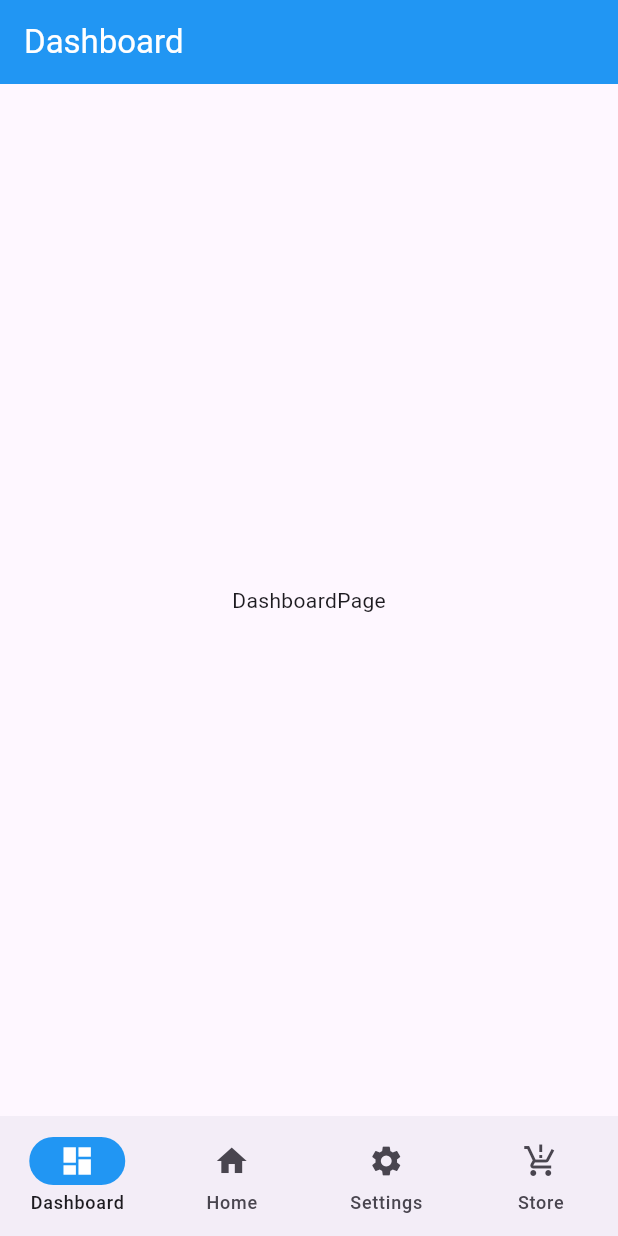
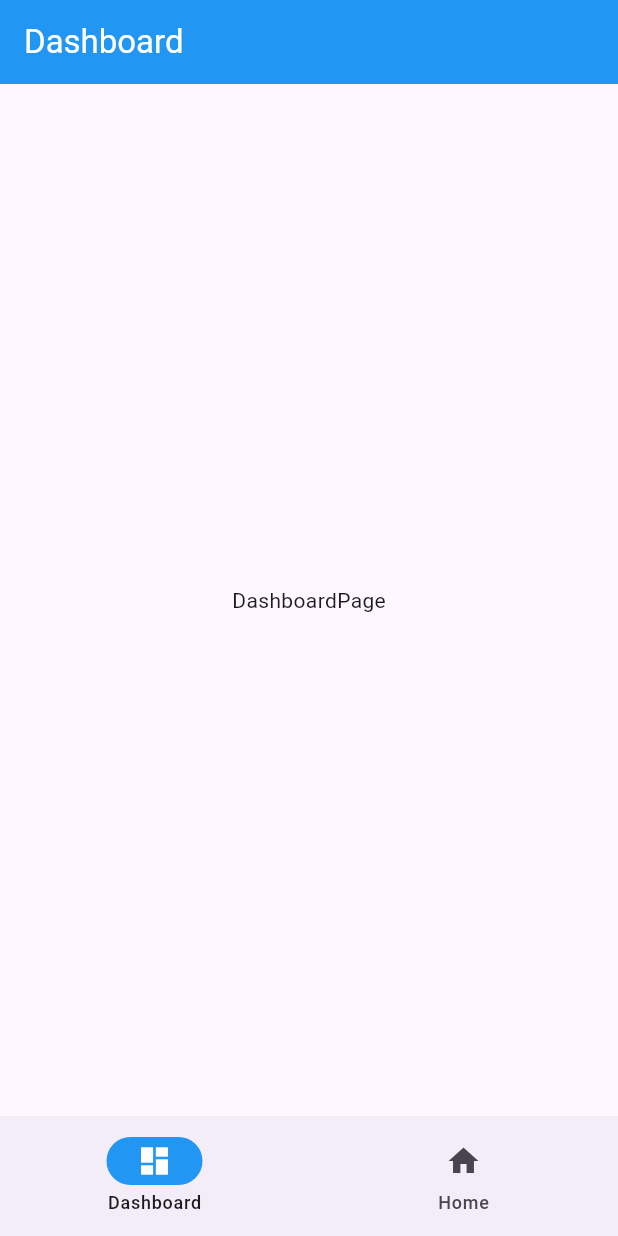
Before and after one commit to ramosramosramos/flutter-starter-kit-Ramos, a Flutter app: the screen it shows after launch, on a phone screen of 412 x 824 dp. Run offline on Flutter 3.47's test engine with Material 3 defaults, Android fonts, the phone set to English and light mode, and no system bars.

Commit message:
adjusting bottom nav and fixing layout

```diff
--- a/lib/pages/dashboard.dart
+++ b/lib/layouts/auth_layout.dart
@@ -16,15 +16,11 @@ class _DashboardState extends State<Dashboard> {
     final List<Widget> pages = [
       const DashboardPage(),
       const Home(),
-      const Setting(),
-      const Store(),
     ];
 
 final List<String> pageName = [
   'Dashboard',
   'Home',
-  'Settings',
-  'Store',
 ];
 
     return MaterialApp(
@@ -40,7 +36,7 @@ final List<String> pageName = [
           body: pages[currentPageIndex],
           bottomNavigationBar: BottomNavigationBarComponent(
             cur: currentPageIndex,
-            onTabSeleted: (index) {
+            onTabSelected: (index) {
               setState(() {
                 currentPageIndex = index;
 
@@ -66,37 +62,7 @@ class _HomeState extends State<Home> {
     );
   }
 }
-class Setting extends StatefulWidget {
-  const Setting({super.key});
 
-  @override
-  State<Setting> createState() => _SettingState();
-}
-
-class _SettingState extends State<Setting> {
-  @override
-  Widget build(BuildContext context) {
-    return Center(
-      child: Text('Setting'),
-    );
-  }
-}
-
-class Store extends StatefulWidget {
-  const Store({super.key});
-
-  @override
-  State<Store> createState() => _StoreState();
-}
-
-class _StoreState extends State<Store> {
-  @override
-  Widget build(BuildContext context) {
-    return Center(
-      child: Text('Store'),
-    );
-  }
-}
 
 class DashboardPage extends StatefulWidget {
   const DashboardPage({super.key});
--- a/lib/layouts/bottom_navigation.dart
+++ b/lib/layouts/bottom_navigation.dart
@@ -2,8 +2,13 @@ import 'package:flutter/material.dart';
 
 class BottomNavigationBarComponent extends StatefulWidget {
   final int cur;
-  final Function (int) onTabSeleted;
-  const BottomNavigationBarComponent({super.key, this.cur = 0,required this.onTabSeleted});
+  final Function(int) onTabSelected;
+
+  const BottomNavigationBarComponent({
+    super.key,
+    this.cur = 0,
+    required this.onTabSelected,
+  });
 
   @override
   State<BottomNavigationBarComponent> createState() =>
@@ -12,59 +17,24 @@ class BottomNavigationBarComponent extends StatefulWidget {
 
 class _BottomNavigationBarComponentState
     extends State<BottomNavigationBarComponent> {
-  late int currentPageIndex;
+  late int currentPageIndex = widget.cur;
 
-  @override
-  void initState() {
+  final List<NavigationDestination> destinations = const [
+    NavigationDestination(icon: Icon(Icons.dashboard),selectedIcon:Icon(Icons.dashboard,color: Colors.white,) , label: "Dashboard"),
+    NavigationDestination(icon: Icon(Icons.home),selectedIcon:Icon(Icons.home,color: Colors.white,) , label: "Home"),
 
-    super.initState();
-    currentPageIndex = widget.cur;
-  }
+  ];
 
   @override
   Widget build(BuildContext context) {
     return NavigationBar(
-      destinations: [
-        NavigationDestination(
-          icon: Icon(Icons.dashboard),
-          selectedIcon: Icon(
-            Icons.dashboard,
-            color: Colors.white,
-          ),
-          label: "Dashboard",
-        ),
-        NavigationDestination(
-          icon: Icon(Icons.home),
-          selectedIcon: Icon(
-            Icons.home,
-            color: Colors.white,
-          ),
-          label: "Home",
-        ),
-        NavigationDestination(
-          icon: Icon(Icons.settings),
-          selectedIcon: Icon(
-            Icons.settings,
-            color: Colors.white,
-          ),
-          label: "Settings",
-        ),
-        NavigationDestination(
-            icon: Icon(Icons.production_quantity_limits),
-            selectedIcon: Icon(
-              Icons.production_quantity_limits,
-              color: Colors.white,
-            ),
-            label: "Store"),
-      ],
-      onDestinationSelected: (int index) {
-        setState(() {
-          currentPageIndex = index;
-        });
-        widget.onTabSeleted(index);
+      destinations: destinations,
+      selectedIndex: currentPageIndex,
+      indicatorColor: Colors.blue,
+      onDestinationSelected: (index) {
+        setState(() => currentPageIndex = index);
+        widget.onTabSelected(index);
       },
-      indicatorColor: Colors.blue,
-      selectedIndex: currentPageIndex,
     );
   }
 }
--- a/lib/main.dart
+++ b/lib/main.dart
@@ -1,5 +1,5 @@
 import 'package:flutter/material.dart';
-import 'package:flutter_starter_kit/pages/dashboard.dart';
+import 'package:flutter_starter_kit/layouts/auth_layout.dart';
 
 
 void main() {
--- a/lib/pages/auth/login.dart
+++ b/lib/pages/auth/login.dart
@@ -1,6 +1,6 @@
 
 import 'package:flutter/material.dart';
-import 'package:flutter_starter_kit/pages/dashboard.dart';
+import 'package:flutter_starter_kit/layouts/auth_layout.dart';
 
 
 class Login extends StatefulWidget {
```
